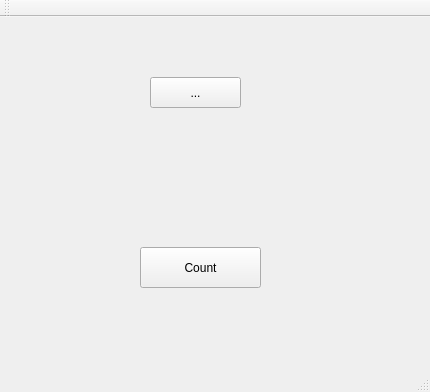
This is ConCurrent/WordCounter/mainwindow.ui in charon-cheung/Qt-Turtorial as Qt 5 draws it before an edit. The edited form follows.
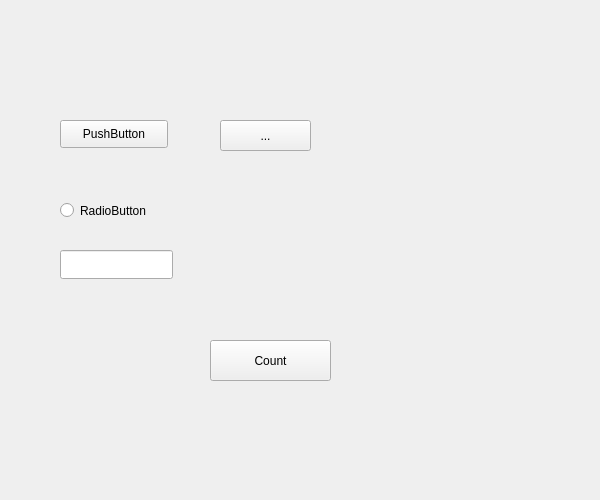
This is the edited form. Icons and pictures are not drawn.

What changed in the file:
```diff
--- a/ConCurrent/WordCounter/mainwindow.ui
+++ b/ConCurrent/WordCounter/mainwindow.ui
@@ -6,8 +6,8 @@
    <rect>
     <x>0</x>
     <y>0</y>
-    <width>430</width>
-    <height>392</height>
+    <width>600</width>
+    <height>500</height>
    </rect>
   </property>
   <property name="windowTitle">
@@ -17,8 +17,8 @@
    <widget class="QToolButton" name="toolButton">
     <property name="geometry">
      <rect>
-      <x>150</x>
-      <y>60</y>
+      <x>220</x>
+      <y>120</y>
       <width>91</width>
       <height>31</height>
      </rect>
@@ -30,8 +30,8 @@
    <widget class="QPushButton" name="pushButton">
     <property name="geometry">
      <rect>
-      <x>140</x>
-      <y>230</y>
+      <x>210</x>
+      <y>340</y>
       <width>121</width>
       <height>41</height>
      </rect>
@@ -40,26 +40,121 @@
      <string>Count</string>
     </property>
    </widget>
+   <widget class="QRadioButton" name="radioButton">
+    <property name="geometry">
+     <rect>
+      <x>60</x>
+      <y>200</y>
+      <width>131</width>
+      <height>21</height>
+     </rect>
+    </property>
+    <property name="text">
+     <string>RadioButton</string>
+    </property>
+   </widget>
+   <widget class="QPushButton" name="btn">
+    <property name="geometry">
+     <rect>
+      <x>60</x>
+      <y>120</y>
+      <width>108</width>
+      <height>28</height>
+     </rect>
+    </property>
+    <property name="text">
+     <string>PushButton</string>
+    </property>
+   </widget>
+   <widget class="QLineEdit" name="lineEdit">
+    <property name="geometry">
+     <rect>
+      <x>60</x>
+      <y>250</y>
+      <width>113</width>
+      <height>29</height>
+     </rect>
+    </property>
+   </widget>
+   <widget class="QPushButton" name="max">
+    <property name="geometry">
+     <rect>
+      <x>512</x>
+      <y>1</y>
+      <width>45</width>
+      <height>45</height>
+     </rect>
+    </property>
+    <property name="text">
+     <string/>
+    </property>
+    <property name="icon">
+     <iconset>
+      <normaloff>C:/Users/zzp/Downloads/matte_white_square_icon_symbols_shapes_check_box_ps_72px_570635_easyicon.net.png</normaloff>C:/Users/zzp/Downloads/matte_white_square_icon_symbols_shapes_check_box_ps_72px_570635_easyicon.net.png</iconset>
+    </property>
+    <property name="iconSize">
+     <size>
+      <width>45</width>
+      <height>45</height>
+     </size>
+    </property>
+    <property name="flat">
+     <bool>true</bool>
+    </property>
+   </widget>
+   <widget class="QPushButton" name="min">
+    <property name="geometry">
+     <rect>
+      <x>460</x>
+      <y>0</y>
+      <width>45</width>
+      <height>45</height>
+     </rect>
+    </property>
+    <property name="text">
+     <string/>
+    </property>
+    <property name="icon">
+     <iconset>
+      <normaloff>C:/Users/zzp/Downloads/matte_white_square_icon_symbols_shapes_minimize_72px_570663_easyicon.net.png</normaloff>C:/Users/zzp/Downloads/matte_white_square_icon_symbols_shapes_minimize_72px_570663_easyicon.net.png</iconset>
+    </property>
+    <property name="iconSize">
+     <size>
+      <width>45</width>
+      <height>45</height>
+     </size>
+    </property>
+    <property name="flat">
+     <bool>true</bool>
+    </property>
+   </widget>
+   <widget class="QPushButton" name="close">
+    <property name="geometry">
+     <rect>
+      <x>560</x>
+      <y>0</y>
+      <width>45</width>
+      <height>45</height>
+     </rect>
+    </property>
+    <property name="text">
+     <string/>
+    </property>
+    <property name="icon">
+     <iconset>
+      <normaloff>C:/Users/zzp/Downloads/matte_white_square_icon_symbols_shapes_circle_solid_72px_570644_easyicon.net.png</normaloff>C:/Users/zzp/Downloads/matte_white_square_icon_symbols_shapes_circle_solid_72px_570644_easyicon.net.png</iconset>
+    </property>
+    <property name="iconSize">
+     <size>
+      <width>45</width>
+      <height>45</height>
+     </size>
+    </property>
+    <property name="flat">
+     <bool>true</bool>
+    </property>
+   </widget>
   </widget>
-  <widget class="QMenuBar" name="menuBar">
-   <property name="geometry">
-    <rect>
-     <x>0</x>
-     <y>0</y>
-     <width>430</width>
-     <height>32</height>
-    </rect>
-   </property>
-  </widget>
-  <widget class="QToolBar" name="mainToolBar">
-   <attribute name="toolBarArea">
-    <enum>TopToolBarArea</enum>
-   </attribute>
-   <attribute name="toolBarBreak">
-    <bool>false</bool>
-   </attribute>
-  </widget>
-  <widget class="QStatusBar" name="statusBar"/>
  </widget>
  <layoutdefault spacing="6" margin="11"/>
  <resources/>
```
